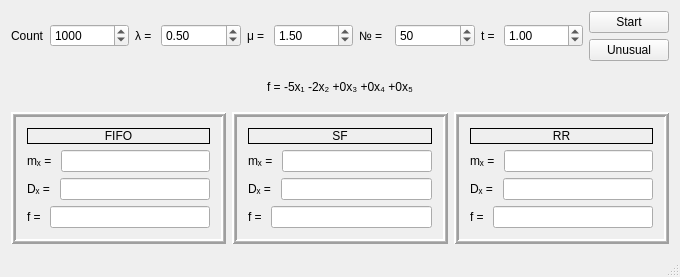
Before: the Qt Designer form mainwindow.ui in NazarElf/CM_Lab1, drawn with Qt 5.
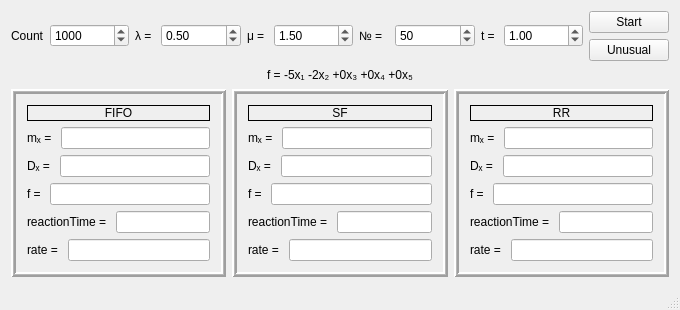
After: the same form once the commit is applied.

The edit to the form file:
```diff
--- a/mainwindow.ui
+++ b/mainwindow.ui
@@ -7,14 +7,14 @@
     <x>0</x>
     <y>0</y>
     <width>680</width>
-    <height>277</height>
+    <height>310</height>
    </rect>
   </property>
   <property name="windowTitle">
    <string>MainWindow</string>
   </property>
   <widget class="QWidget" name="centralWidget">
-   <layout class="QVBoxLayout" name="verticalLayout">
+   <layout class="QVBoxLayout" name="verticalLayout" stretch="1,0,0">
     <item>
      <layout class="QHBoxLayout" name="horizontalLayout" stretch="0,1,0,1,0,1,0,1,0,1,0">
       <item>
@@ -228,6 +228,42 @@
            </item>
           </layout>
          </item>
+         <item>
+          <layout class="QHBoxLayout" name="horizontalLayout_12">
+           <item>
+            <widget class="QLabel" name="label_19">
+             <property name="text">
+              <string>reactionTime = </string>
+             </property>
+            </widget>
+           </item>
+           <item>
+            <widget class="QLineEdit" name="reactFIFO">
+             <property name="readOnly">
+              <bool>true</bool>
+             </property>
+            </widget>
+           </item>
+          </layout>
+         </item>
+         <item>
+          <layout class="QHBoxLayout" name="horizontalLayout_15">
+           <item>
+            <widget class="QLabel" name="label_22">
+             <property name="text">
+              <string>rate = </string>
+             </property>
+            </widget>
+           </item>
+           <item>
+            <widget class="QLineEdit" name="FIFO_rate">
+             <property name="readOnly">
+              <bool>true</bool>
+             </property>
+            </widget>
+           </item>
+          </layout>
+         </item>
         </layout>
        </widget>
       </item>
@@ -313,6 +349,42 @@
            </item>
           </layout>
          </item>
+         <item>
+          <layout class="QHBoxLayout" name="horizontalLayout_13">
+           <item>
+            <widget class="QLabel" name="label_20">
+             <property name="text">
+              <string>reactionTime = </string>
+             </property>
+            </widget>
+           </item>
+           <item>
+            <widget class="QLineEdit" name="reactSF">
+             <property name="readOnly">
+              <bool>true</bool>
+             </property>
+            </widget>
+           </item>
+          </layout>
+         </item>
+         <item>
+          <layout class="QHBoxLayout" name="horizontalLayout_16">
+           <item>
+            <widget class="QLabel" name="label_23">
+             <property name="text">
+              <string>rate = </string>
+             </property>
+            </widget>
+           </item>
+           <item>
+            <widget class="QLineEdit" name="SF_rate">
+             <property name="readOnly">
+              <bool>true</bool>
+             </property>
+            </widget>
+           </item>
+          </layout>
+         </item>
         </layout>
        </widget>
       </item>
@@ -398,6 +470,42 @@
            </item>
           </layout>
          </item>
+         <item>
+          <layout class="QHBoxLayout" name="horizontalLayout_14">
+           <item>
+            <widget class="QLabel" name="label_21">
+             <property name="text">
+              <string>reactionTime = </string>
+             </property>
+            </widget>
+           </item>
+           <item>
+            <widget class="QLineEdit" name="reactRR">
+             <property name="readOnly">
+              <bool>true</bool>
+             </property>
+            </widget>
+           </item>
+          </layout>
+         </item>
+         <item>
+          <layout class="QHBoxLayout" name="horizontalLayout_17">
+           <item>
+            <widget class="QLabel" name="label_24">
+             <property name="text">
+              <string>rate = </string>
+             </property>
+            </widget>
+           </item>
+           <item>
+            <widget class="QLineEdit" name="RR_rate">
+             <property name="readOnly">
+              <bool>true</bool>
+             </property>
+            </widget>
+           </item>
+          </layout>
+         </item>
         </layout>
        </widget>
       </item>
```
